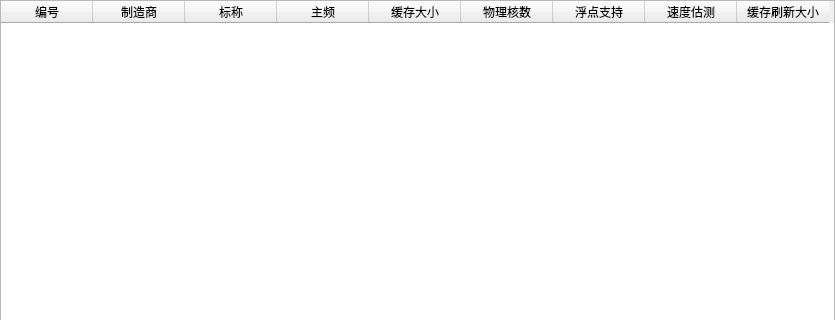
Qt form cpuwindow.ui (inspireMeNow/qt-system-monitor) before a commit; both pictures show x 0 to 835 and y 0 to 320 of the 835 by 557 pixel window.
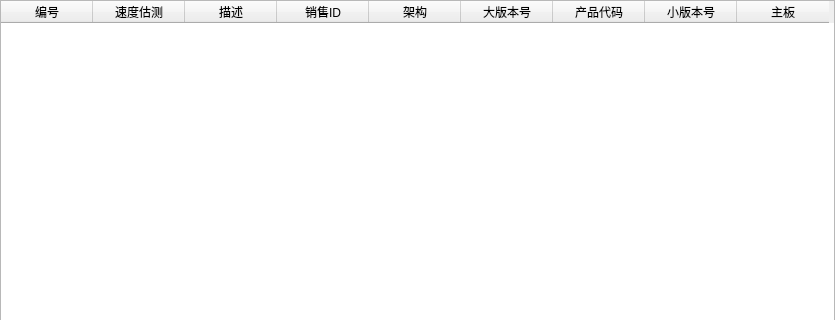
The same form after that commit.

Patch:
```diff
--- a/cpuwindow.ui
+++ b/cpuwindow.ui
@@ -48,36 +48,6 @@
        <string>编号</string>
       </property>
      </column>
-     <column>
-      <property name="text">
-       <string>制造商</string>
-      </property>
-     </column>
-     <column>
-      <property name="text">
-       <string>标称</string>
-      </property>
-     </column>
-     <column>
-      <property name="text">
-       <string>主频</string>
-      </property>
-     </column>
-     <column>
-      <property name="text">
-       <string>缓存大小</string>
-      </property>
-     </column>
-     <column>
-      <property name="text">
-       <string>物理核数</string>
-      </property>
-     </column>
-     <column>
-      <property name="text">
-       <string>浮点支持</string>
-      </property>
-     </column>
      <column>
       <property name="text">
        <string>速度估测</string>
@@ -85,7 +55,37 @@
      </column>
      <column>
       <property name="text">
-       <string>缓存刷新大小</string>
+       <string>描述</string>
+      </property>
+     </column>
+     <column>
+      <property name="text">
+       <string>销售ID</string>
+      </property>
+     </column>
+     <column>
+      <property name="text">
+       <string>架构</string>
+      </property>
+     </column>
+     <column>
+      <property name="text">
+       <string>大版本号</string>
+      </property>
+     </column>
+     <column>
+      <property name="text">
+       <string>产品代码</string>
+      </property>
+     </column>
+     <column>
+      <property name="text">
+       <string>小版本号</string>
+      </property>
+     </column>
+     <column>
+      <property name="text">
+       <string>主板</string>
       </property>
      </column>
     </widget>
```
